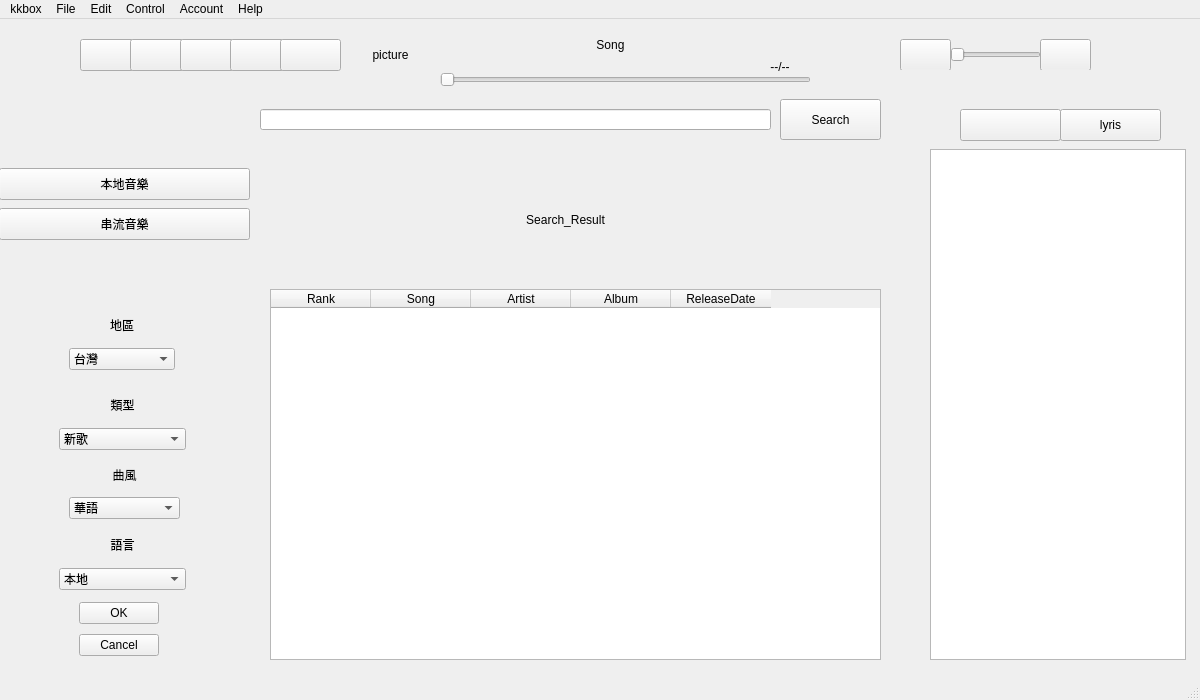
Before: the Qt Designer form kkbox/UI_Designer/main.ui in JianDa0127/web_crawler, drawn with Qt 5.
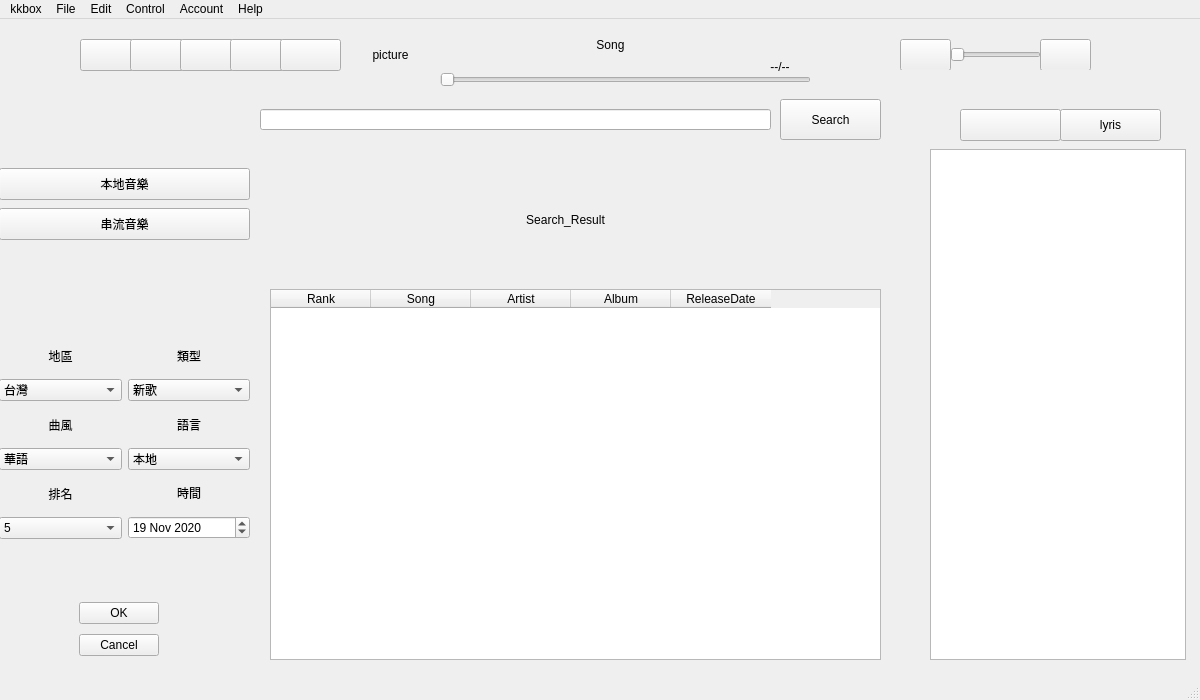
After: the same form once the commit is applied. Icons and pictures are not drawn.

```diff
--- a/kkbox/UI_Designer/main.ui
+++ b/kkbox/UI_Designer/main.ui
@@ -398,169 +398,6 @@
       <string>串流音樂</string>
      </property>
     </widget>
-    <widget class="QWidget" name="layoutWidget">
-     <property name="geometry">
-      <rect>
-       <x>70</x>
-       <y>160</y>
-       <width>106</width>
-       <height>62</height>
-      </rect>
-     </property>
-     <layout class="QVBoxLayout" name="area_verticalLayout">
-      <item>
-       <widget class="QLabel" name="area_label">
-        <property name="text">
-         <string>地區</string>
-        </property>
-        <property name="alignment">
-         <set>Qt::AlignCenter</set>
-        </property>
-       </widget>
-      </item>
-      <item>
-       <widget class="QComboBox" name="comboBox_area">
-        <item>
-         <property name="text">
-          <string>台灣</string>
-         </property>
-        </item>
-        <item>
-         <property name="text">
-          <string>香港</string>
-         </property>
-        </item>
-        <item>
-         <property name="text">
-          <string>日本</string>
-         </property>
-        </item>
-        <item>
-         <property name="text">
-          <string>新加坡</string>
-         </property>
-        </item>
-        <item>
-         <property name="text">
-          <string>馬來西亞</string>
-         </property>
-        </item>
-       </widget>
-      </item>
-     </layout>
-    </widget>
-    <widget class="QWidget" name="layoutWidget">
-     <property name="geometry">
-      <rect>
-       <x>60</x>
-       <y>240</y>
-       <width>127</width>
-       <height>62</height>
-      </rect>
-     </property>
-     <layout class="QVBoxLayout" name="release_verticalLayout">
-      <item>
-       <widget class="QLabel" name="songtype_label">
-        <property name="text">
-         <string>類型</string>
-        </property>
-        <property name="alignment">
-         <set>Qt::AlignCenter</set>
-        </property>
-       </widget>
-      </item>
-      <item>
-       <widget class="QComboBox" name="comboBox_songtype">
-        <item>
-         <property name="text">
-          <string>新歌</string>
-         </property>
-        </item>
-        <item>
-         <property name="text">
-          <string>單曲</string>
-         </property>
-        </item>
-       </widget>
-      </item>
-     </layout>
-    </widget>
-    <widget class="QWidget" name="layoutWidget">
-     <property name="geometry">
-      <rect>
-       <x>70</x>
-       <y>310</y>
-       <width>111</width>
-       <height>61</height>
-      </rect>
-     </property>
-     <layout class="QVBoxLayout" name="cate_verticalLayout">
-      <item>
-       <widget class="QLabel" name="cate_label">
-        <property name="text">
-         <string>曲風</string>
-        </property>
-        <property name="alignment">
-         <set>Qt::AlignCenter</set>
-        </property>
-       </widget>
-      </item>
-      <item>
-       <widget class="QComboBox" name="comboBox_cate">
-        <item>
-         <property name="text">
-          <string>華語</string>
-         </property>
-        </item>
-        <item>
-         <property name="text">
-          <string>西洋</string>
-         </property>
-        </item>
-        <item>
-         <property name="text">
-          <string>日語</string>
-         </property>
-        </item>
-        <item>
-         <property name="text">
-          <string>韓語</string>
-         </property>
-        </item>
-        <item>
-         <property name="text">
-          <string>台語</string>
-         </property>
-        </item>
-        <item>
-         <property name="text">
-          <string>粵語</string>
-         </property>
-        </item>
-        <item>
-         <property name="text">
-          <string>綜合</string>
-         </property>
-        </item>
-        <item>
-         <property name="text">
-          <string>馬來西亞</string>
-         </property>
-        </item>
-        <item>
-         <property name="text">
-          <string>西方</string>
-         </property>
-        </item>
-        <item>
-         <property name="text">
-          <string>亞洲</string>
-         </property>
-        </item>
-       </widget>
-      </item>
-     </layout>
-    </widget>
     <widget class="QWidget" name="layoutWidget">
      <property name="geometry">
       <rect>
@@ -602,49 +439,250 @@
       </item>
      </layout>
     </widget>
-    <widget class="QWidget" name="layoutWidget">
+    <widget class="QWidget" name="gridLayoutWidget">
      <property name="geometry">
       <rect>
-       <x>60</x>
-       <y>380</y>
-       <width>127</width>
-       <height>62</height>
+       <x>0</x>
+       <y>190</y>
+       <width>251</width>
+       <height>201</height>
       </rect>
      </property>
-     <layout class="QVBoxLayout" name="lang_verticalLayout">
-      <item>
-       <widget class="QLabel" name="lang_label">
-        <property name="text">
-         <string>語言</string>
-        </property>
-        <property name="alignment">
-         <set>Qt::AlignCenter</set>
-        </property>
-       </widget>
+     <layout class="QGridLayout" name="gridLayout">
+      <item row="1" column="1">
+       <layout class="QVBoxLayout" name="lang_verticalLayout">
+        <item>
+         <widget class="QLabel" name="lang_label">
+          <property name="text">
+           <string>語言</string>
+          </property>
+          <property name="alignment">
+           <set>Qt::AlignCenter</set>
+          </property>
+         </widget>
+        </item>
+        <item>
+         <widget class="QComboBox" name="comboBox_lang">
+          <item>
+           <property name="text">
+            <string>本地</string>
+           </property>
+          </item>
+          <item>
+           <property name="text">
+            <string>簡中</string>
+           </property>
+          </item>
+          <item>
+           <property name="text">
+            <string>日文</string>
+           </property>
+          </item>
+          <item>
+           <property name="text">
+            <string>英文</string>
+           </property>
+          </item>
+         </widget>
+        </item>
+       </layout>
       </item>
-      <item>
-       <widget class="QComboBox" name="comboBox_lang">
+      <item row="1" column="0">
+       <layout class="QVBoxLayout" name="cate_verticalLayout">
         <item>
-         <property name="text">
-          <string>本地</string>
-         </property>
+         <widget class="QLabel" name="cate_label">
+          <property name="text">
+           <string>曲風</string>
+          </property>
+          <property name="alignment">
+           <set>Qt::AlignCenter</set>
+          </property>
+         </widget>
         </item>
         <item>
-         <property name="text">
-          <string>簡中</string>
-         </property>
+         <widget class="QComboBox" name="comboBox_cate">
+          <item>
+           <property name="text">
+            <string>華語</string>
+           </property>
+          </item>
+          <item>
+           <property name="text">
+            <string>西洋</string>
+           </property>
+          </item>
+          <item>
+           <property name="text">
+            <string>日語</string>
+           </property>
+          </item>
+          <item>
+           <property name="text">
+            <string>韓語</string>
+           </property>
+          </item>
+          <item>
+           <property name="text">
+            <string>台語</string>
+           </property>
+          </item>
+          <item>
+           <property name="text">
+            <string>粵語</string>
+           </property>
+          </item>
+          <item>
+           <property name="text">
+            <string>綜合</string>
+           </property>
+          </item>
+          <item>
+           <property name="text">
+            <string>馬來西亞</string>
+           </property>
+          </item>
+          <item>
+           <property name="text">
+            <string>西方</string>
+           </property>
+          </item>
+          <item>
+           <property name="text">
+            <string>亞洲</string>
+           </property>
+          </item>
+         </widget>
         </item>
+       </layout>
+      </item>
+      <item row="0" column="1">
+       <layout class="QVBoxLayout" name="release_verticalLayout">
         <item>
-         <property name="text">
-          <string>日文</string>
-         </property>
+         <widget class="QLabel" name="songtype_label">
+          <property name="text">
+           <string>類型</string>
+          </property>
+          <property name="alignment">
+           <set>Qt::AlignCenter</set>
+          </property>
+         </widget>
         </item>
         <item>
-         <property name="text">
-          <string>英文</string>
-         </property>
+         <widget class="QComboBox" name="comboBox_songtype">
+          <item>
+           <property name="text">
+            <string>新歌</string>
+           </property>
+          </item>
+          <item>
+           <property name="text">
+            <string>單曲</string>
+           </property>
+          </item>
+         </widget>
         </item>
-       </widget>
+       </layout>
+      </item>
+      <item row="0" column="0">
+       <layout class="QVBoxLayout" name="area_verticalLayout">
+        <item>
+         <widget class="QLabel" name="area_label">
+          <property name="text">
+           <string>地區</string>
+          </property>
+          <property name="alignment">
+           <set>Qt::AlignCenter</set>
+          </property>
+         </widget>
+        </item>
+        <item>
+         <widget class="QComboBox" name="comboBox_area">
+          <item>
+           <property name="text">
+            <string>台灣</string>
+           </property>
+          </item>
+          <item>
+           <property name="text">
+            <string>香港</string>
+           </property>
+          </item>
+          <item>
+           <property name="text">
+            <string>日本</string>
+           </property>
+          </item>
+          <item>
+           <property name="text">
+            <string>新加坡</string>
+           </property>
+          </item>
+          <item>
+           <property name="text">
+            <string>馬來西亞</string>
+           </property>
+          </item>
+         </widget>
+        </item>
+       </layout>
+      </item>
+      <item row="2" column="0">
+       <layout class="QVBoxLayout" name="rank_verticalLayout">
+        <item>
+         <widget class="QLabel" name="rank_label">
+          <property name="text">
+           <string>排名</string>
+          </property>
+          <property name="alignment">
+           <set>Qt::AlignCenter</set>
+          </property>
+         </widget>
+        </item>
+        <item>
+         <widget class="QComboBox" name="comboBox_rank">
+          <item>
+           <property name="text">
+            <string>5</string>
+           </property>
+          </item>
+          <item>
+           <property name="text">
+            <string>10</string>
+           </property>
+          </item>
+          <item>
+           <property name="text">
+            <string>50</string>
+           </property>
+          </item>
+         </widget>
+        </item>
+       </layout>
+      </item>
+      <item row="2" column="1">
+       <layout class="QVBoxLayout" name="date_verticalLayout">
+        <item>
+         <widget class="QLabel" name="date_label">
+          <property name="text">
+           <string>時間</string>
+          </property>
+          <property name="alignment">
+           <set>Qt::AlignCenter</set>
+          </property>
+         </widget>
+        </item>
+        <item>
+         <widget class="QDateEdit" name="dateEdit">
+          <property name="date">
+           <date>
+            <year>2020</year>
+            <month>11</month>
+            <day>19</day>
+           </date>
+          </property>
+         </widget>
+        </item>
+       </layout>
       </item>
      </layout>
     </widget>
```
